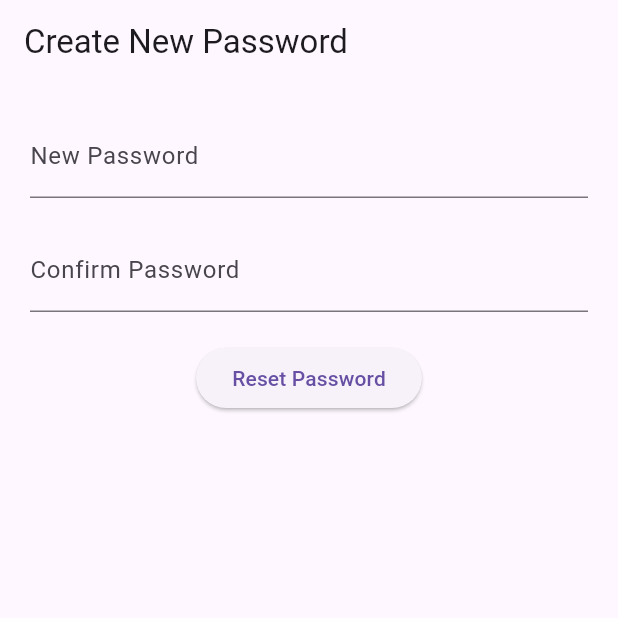
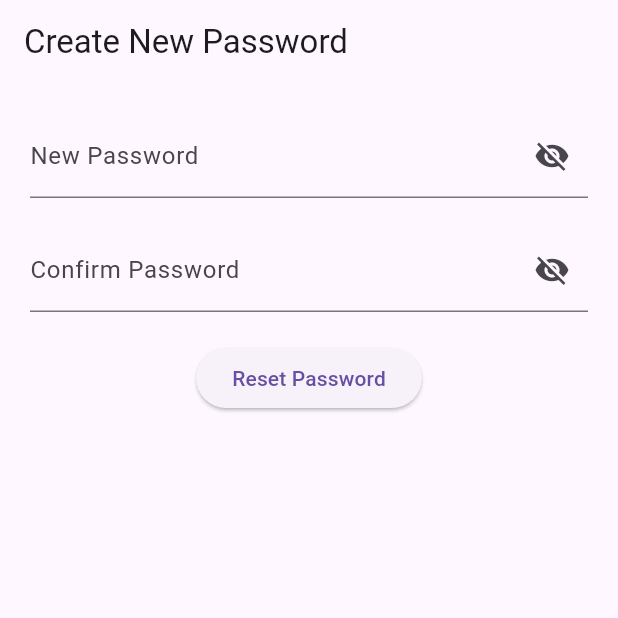
Before and after one commit to yashya2522-ui/vedaai-backend, a Flutter app: the NewPasswordScreen screen opened directly with empty values, on a phone screen of 412 x 824 dp, the top half of it. Run offline on Flutter 3.47's test engine with Material 3 defaults, Android fonts, the phone set to English and light mode, and no system bars; our stand-ins replace file_picker, flutter_markdown, flutter_tts, image_picker, loading_animation_widget, share_plus and 2 more; missing offline and left inert: razorpay_flutter; accounts and stored records are empty.

Commit message:
Add password show hide in reset password screen

```diff
--- a/lib/new_password_screen.dart
+++ b/lib/new_password_screen.dart
@@ -39,7 +39,8 @@ class _NewPasswordScreenState
 
   bool loading = false;
 
-
+  bool hidePassword = true;
+ bool hideConfirmPassword = true;
 
   Future<void> resetPassword() async {
 
@@ -228,12 +229,33 @@ class _NewPasswordScreenState
 
   controller: passwordController,
 
-              obscureText: true,
+  obscureText: hidePassword,
 
-              decoration: const InputDecoration(
+  decoration: InputDecoration(
 
-                labelText:
-                    "New Password",
+    labelText: "New Password",
+
+    suffixIcon: IconButton(
+
+      icon: Icon(
+
+        hidePassword
+            ? Icons.visibility_off
+            : Icons.visibility,
+
+      ),
+
+      onPressed: () {
+
+        setState(() {
+
+          hidePassword = !hidePassword;
+
+        });
+
+      },
+
+    ),
 
   ),
 
@@ -249,17 +271,38 @@ class _NewPasswordScreenState
 
   controller: confirmController,
 
-              obscureText: true,
+  obscureText: hideConfirmPassword,
 
-              decoration: const InputDecoration(
+  decoration: InputDecoration(
 
-                labelText:
-                    "Confirm Password",
+    labelText: "Confirm Password",
+
+    suffixIcon: IconButton(
+
+      icon: Icon(
+
+        hideConfirmPassword
+            ? Icons.visibility_off
+            : Icons.visibility,
+
+      ),
+
+      onPressed: () {
+
+        setState(() {
+
+          hideConfirmPassword =
+              !hideConfirmPassword;
+
+        });
+
+      },
 
     ),
 
   ),
 
+),
 
 
             const SizedBox(height:20),
```
Lines whose indentation alone changed are shown as unchanged.
